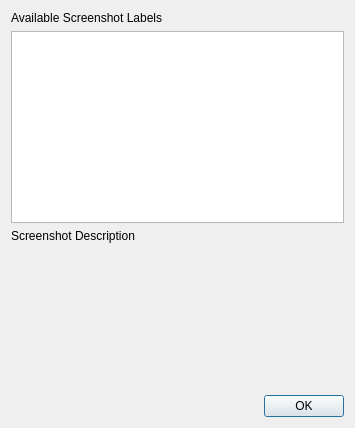
CompuCell3D/CompuCell3D, file cc3d/player5/Plugins/ViewManagerPlugins/ui_screenshot_description_browser.ui: the form before one commit.
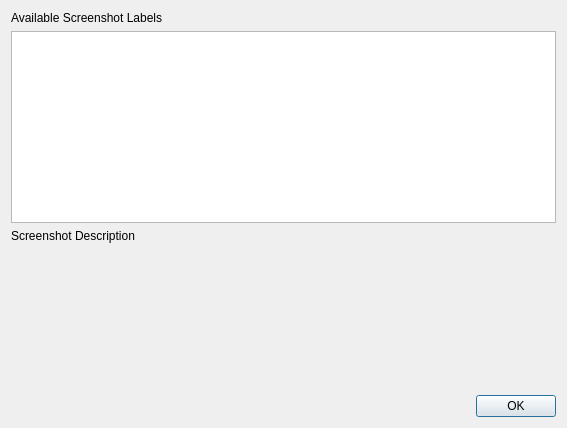
The form after the commit.

Patch:
```diff
--- a/cc3d/player5/Plugins/ViewManagerPlugins/ui_screenshot_description_browser.ui
+++ b/cc3d/player5/Plugins/ViewManagerPlugins/ui_screenshot_description_browser.ui
@@ -6,7 +6,7 @@
    <rect>
     <x>0</x>
     <y>0</y>
-    <width>355</width>
+    <width>567</width>
     <height>428</height>
    </rect>
   </property>
```
